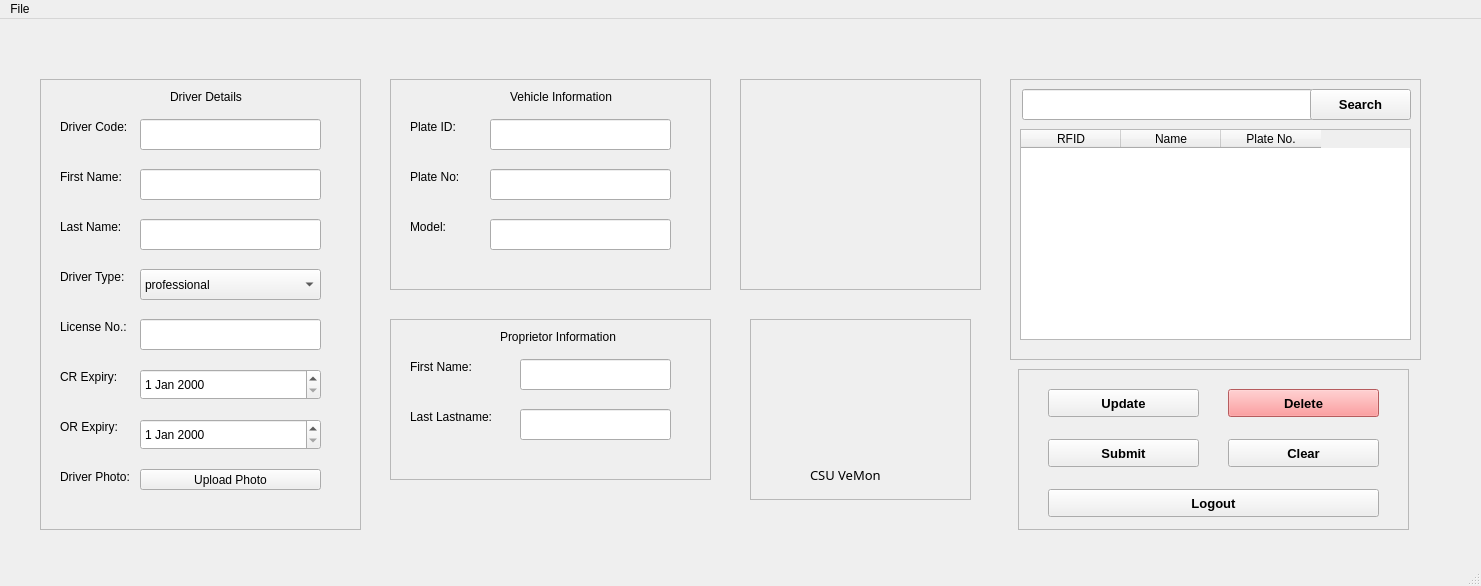
Qt form ui/AdminMain.ui (AlienWolfX/CSU-RFID-PYQT6) before a commit.
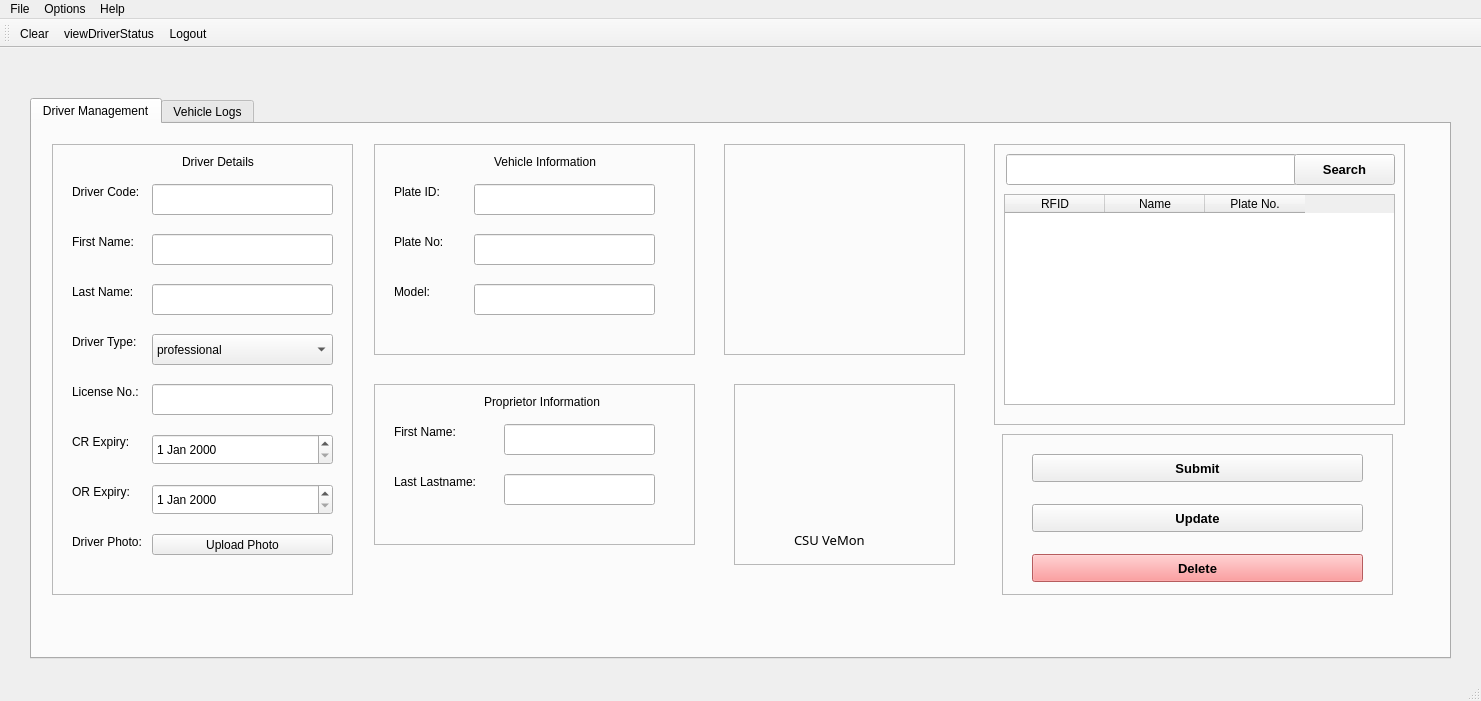
The same form after that commit. Icons and pictures are not drawn.

Commit message: ✨feature: add functionality for viewing and reactivating inactive drivers, including UI updates and database methods

```diff
--- a/ui/AdminMain.ui
+++ b/ui/AdminMain.ui
@@ -7,7 +7,7 @@
     <x>0</x>
     <y>0</y>
     <width>1481</width>
-    <height>586</height>
+    <height>701</height>
    </rect>
   </property>
   <property name="windowTitle">
@@ -18,15 +18,247 @@
     <normaloff>../images/csuLogo.png</normaloff>../images/csuLogo.png</iconset>
   </property>
   <widget class="QWidget" name="centralwidget">
+   <widget class="QTabWidget" name="adminTabWidget">
+    <property name="geometry">
+     <rect>
+      <x>30</x>
+      <y>50</y>
+      <width>1421</width>
+      <height>561</height>
+     </rect>
+    </property>
+    <property name="autoFillBackground">
+     <bool>false</bool>
+    </property>
+    <property name="currentIndex">
+     <number>0</number>
+    </property>
+    <widget class="QWidget" name="DriverMangement">
+     <attribute name="title">
+      <string>Driver Management</string>
+     </attribute>
+     <widget class="QFrame" name="functions">
+      <property name="geometry">
+       <rect>
+        <x>970</x>
+        <y>310</y>
+        <width>391</width>
+        <height>161</height>
+       </rect>
+      </property>
+      <property name="styleSheet">
+       <string notr="true"/>
+      </property>
+      <property name="frameShape">
+       <enum>QFrame::StyledPanel</enum>
+      </property>
+      <property name="frameShadow">
+       <enum>QFrame::Raised</enum>
+      </property>
+      <widget class="QPushButton" name="submitButton">
+       <property name="geometry">
+        <rect>
+         <x>30</x>
+         <y>20</y>
+         <width>331</width>
+         <height>28</height>
+        </rect>
+       </property>
+       <property name="font">
+        <font>
+         <pointsize>10</pointsize>
+         <weight>75</weight>
+         <bold>true</bold>
+        </font>
+       </property>
+       <property name="styleSheet">
+        <string notr="true"/>
+       </property>
+       <property name="text">
+        <string>Submit</string>
+       </property>
+       <property name="icon">
+        <iconset>
+         <normaloff>../images/submit.svg</normaloff>../images/submit.svg</iconset>
+       </property>
+      </widget>
+      <widget class="QPushButton" name="updateButton">
+       <property name="geometry">
+        <rect>
+         <x>30</x>
+         <y>70</y>
+         <width>331</width>
+         <height>28</height>
+        </rect>
+       </property>
+       <property name="font">
+        <font>
+         <pointsize>10</pointsize>
+         <weight>75</weight>
+         <bold>true</bold>
+        </font>
+       </property>
+       <property name="styleSheet">
+        <string notr="true"/>
+       </property>
+       <property name="text">
+        <string>Update</string>
+       </property>
+       <property name="icon">
+        <iconset>
+         <normaloff>../images/update.svg</normaloff>../images/update.svg</iconset>
+       </property>
+      </widget>
+      <widget class="QPushButton" name="deleteButton">
+       <property name="geometry">
+        <rect>
+         <x>30</x>
+         <y>120</y>
+         <width>331</width>
+         <height>28</height>
+        </rect>
+       </property>
+       <property name="font">
+        <font>
+         <pointsize>10</pointsize>
+         <weight>75</weight>
+         <bold>true</bold>
+        </font>
+       </property>
+       <property name="styleSheet">
+        <string notr="true">background-color: #ff8183;</string>
+       </property>
+       <property name="text">
+        <string>Delete</string>
+       </property>
+       <property name="icon">
+        <iconset>
+         <normaloff>../images/delete.svg</normaloff>../images/delete.svg</iconset>
+       </property>
+      </widget>
+     </widget>
+     <widget class="QFrame" name="frame">
+      <property name="geometry">
+       <rect>
+        <x>962</x>
+        <y>20</y>
+        <width>411</width>
+        <height>281</height>
+       </rect>
+      </property>
+      <property name="frameShape">
+       <enum>QFrame::StyledPanel</enum>
+      </property>
+      <property name="frameShadow">
+       <enum>QFrame::Raised</enum>
+      </property>
+      <widget class="QLineEdit" name="searchValue">
+       <property name="geometry">
+        <rect>
+         <x>12</x>
+         <y>10</y>
+         <width>291</width>
+         <height>31</height>
+        </rect>
+       </property>
+      </widget>
+      <widget class="QTableWidget" name="detailsTable">
+       <property name="geometry">
+        <rect>
+         <x>10</x>
+         <y>50</y>
+         <width>391</width>
+         <height>211</height>
+        </rect>
+       </property>
+       <property name="editTriggers">
+        <set>QAbstractItemView::NoEditTriggers</set>
+       </property>
+       <column>
+        <property name="text">
+         <string>RFID</string>
+        </property>
+       </column>
+       <column>
+        <property name="text">
+         <string>Name</string>
+        </property>
+       </column>
+       <column>
+        <property name="text">
+         <string>Plate No.</string>
+        </property>
+       </column>
+      </widget>
+      <widget class="QPushButton" name="searchButton">
+       <property name="geometry">
+        <rect>
+         <x>300</x>
+         <y>10</y>
+         <width>101</width>
+         <height>31</height>
+        </rect>
+       </property>
+       <property name="font">
+        <font>
+         <pointsize>10</pointsize>
+         <weight>75</weight>
+         <bold>true</bold>
+        </font>
+       </property>
+       <property name="styleSheet">
+        <string notr="true"/>
+       </property>
+       <property name="text">
+        <string>Search</string>
+       </property>
+       <property name="icon">
+        <iconset>
+         <normaloff>../images/search.svg</normaloff>../images/search.svg</iconset>
+       </property>
+      </widget>
+     </widget>
+     <widget class="QFrame" name="framePicture">
+      <property name="geometry">
+       <rect>
+        <x>692</x>
+        <y>20</y>
+        <width>241</width>
+        <height>211</height>
+       </rect>
+      </property>
+      <property name="frameShape">
+       <enum>QFrame::StyledPanel</enum>
+      </property>
+      <property name="frameShadow">
+       <enum>QFrame::Raised</enum>
+      </property>
+      <widget class="QLabel" name="userPhoto">
+       <property name="geometry">
+        <rect>
+         <x>20</x>
+         <y>20</y>
+         <width>201</width>
+         <height>171</height>
+        </rect>
+       </property>
+       <property name="text">
+        <string/>
+       </property>
+       <property name="scaledContents">
+        <bool>true</bool>
+       </property>
+      </widget>
+     </widget>
    <widget class="QFrame" name="frameInfo">
     <property name="enabled">
      <bool>true</bool>
     </property>
     <property name="geometry">
      <rect>
-      <x>40</x>
-      <y>60</y>
-      <width>321</width>
+        <x>20</x>
+        <y>20</y>
+        <width>301</width>
       <height>451</height>
      </rect>
     </property>
@@ -252,103 +484,14 @@
      </item>
     </widget>
    </widget>
-   <widget class="QFrame" name="framePicture">
-    <property name="geometry">
-     <rect>
-      <x>740</x>
-      <y>60</y>
-      <width>241</width>
-      <height>211</height>
-     </rect>
-    </property>
-    <property name="frameShape">
-     <enum>QFrame::StyledPanel</enum>
-    </property>
-    <property name="frameShadow">
-     <enum>QFrame::Raised</enum>
-    </property>
-    <widget class="QLabel" name="userPhoto">
-     <property name="geometry">
-      <rect>
-       <x>20</x>
-       <y>20</y>
-       <width>201</width>
-       <height>171</height>
-      </rect>
-     </property>
-     <property name="text">
-      <string/>
-     </property>
-     <property name="scaledContents">
-      <bool>true</bool>
-     </property>
-    </widget>
-   </widget>
-   <widget class="QFrame" name="frameCSU">
-    <property name="geometry">
-     <rect>
-      <x>750</x>
-      <y>300</y>
-      <width>221</width>
-      <height>181</height>
-     </rect>
-    </property>
-    <property name="frameShape">
-     <enum>QFrame::StyledPanel</enum>
-    </property>
-    <property name="frameShadow">
-     <enum>QFrame::Raised</enum>
-    </property>
-    <widget class="QLabel" name="csuLabel">
-     <property name="geometry">
-      <rect>
-       <x>60</x>
-       <y>140</y>
-       <width>101</width>
-       <height>31</height>
-      </rect>
-     </property>
-     <property name="font">
-      <font>
-       <family>MS Reference Sans Serif</family>
-       <pointsize>10</pointsize>
-      </font>
-     </property>
-     <property name="text">
-      <string>CSU VeMon</string>
-     </property>
-    </widget>
-    <widget class="QLabel" name="csuLogo">
-     <property name="geometry">
-      <rect>
-       <x>50</x>
-       <y>20</y>
-       <width>121</width>
-       <height>121</height>
-      </rect>
-     </property>
-     <property name="lineWidth">
-      <number>0</number>
-     </property>
-     <property name="text">
-      <string/>
-     </property>
-     <property name="pixmap">
-      <pixmap>../images/csuLogo.png</pixmap>
-     </property>
-     <property name="scaledContents">
-      <bool>true</bool>
-     </property>
-    </widget>
-   </widget>
    <widget class="QFrame" name="frameInfo_2">
     <property name="enabled">
      <bool>true</bool>
     </property>
     <property name="geometry">
      <rect>
-      <x>390</x>
-      <y>60</y>
+        <x>342</x>
+        <y>20</y>
       <width>321</width>
       <height>211</height>
      </rect>
@@ -442,14 +585,71 @@
      </property>
     </widget>
    </widget>
+     <widget class="QFrame" name="frameCSU">
+      <property name="geometry">
+       <rect>
+        <x>702</x>
+        <y>260</y>
+        <width>221</width>
+        <height>181</height>
+       </rect>
+      </property>
+      <property name="frameShape">
+       <enum>QFrame::StyledPanel</enum>
+      </property>
+      <property name="frameShadow">
+       <enum>QFrame::Raised</enum>
+      </property>
+      <widget class="QLabel" name="csuLabel">
+       <property name="geometry">
+        <rect>
+         <x>60</x>
+         <y>140</y>
+         <width>101</width>
+         <height>31</height>
+        </rect>
+       </property>
+       <property name="font">
+        <font>
+         <family>MS Reference Sans Serif</family>
+         <pointsize>10</pointsize>
+        </font>
+       </property>
+       <property name="text">
+        <string>CSU VeMon</string>
+       </property>
+      </widget>
+      <widget class="QLabel" name="csuLogo">
+       <property name="geometry">
+        <rect>
+         <x>50</x>
+         <y>20</y>
+         <width>121</width>
+         <height>121</height>
+        </rect>
+       </property>
+       <property name="lineWidth">
+        <number>0</number>
+       </property>
+       <property name="text">
+        <string/>
+       </property>
+       <property name="pixmap">
+        <pixmap>../images/csuLogo.png</pixmap>
+       </property>
+       <property name="scaledContents">
+        <bool>true</bool>
+       </property>
+      </widget>
+     </widget>
    <widget class="QFrame" name="frameInfo_3">
     <property name="enabled">
      <bool>true</bool>
     </property>
     <property name="geometry">
      <rect>
-      <x>390</x>
-      <y>300</y>
+        <x>342</x>
+        <y>260</y>
       <width>321</width>
       <height>161</height>
      </rect>
@@ -520,242 +720,18 @@
      </property>
     </widget>
    </widget>
-   <widget class="QFrame" name="functions">
-    <property name="geometry">
-     <rect>
-      <x>1018</x>
-      <y>350</y>
-      <width>391</width>
-      <height>161</height>
-     </rect>
-    </property>
-    <property name="styleSheet">
-     <string notr="true"/>
-    </property>
-    <property name="frameShape">
-     <enum>QFrame::StyledPanel</enum>
-    </property>
-    <property name="frameShadow">
-     <enum>QFrame::Raised</enum>
-    </property>
-    <widget class="QPushButton" name="submitButton">
-     <property name="geometry">
-      <rect>
-       <x>30</x>
-       <y>70</y>
-       <width>151</width>
-       <height>28</height>
-      </rect>
-     </property>
-     <property name="font">
-      <font>
-       <pointsize>10</pointsize>
-       <weight>75</weight>
-       <bold>true</bold>
-      </font>
-     </property>
-     <property name="styleSheet">
-      <string notr="true"/>
-     </property>
-     <property name="text">
-      <string>Submit</string>
-     </property>
-     <property name="icon">
-      <iconset>
-       <normaloff>../images/submit.svg</normaloff>../images/submit.svg</iconset>
-     </property>
+     <zorder>functions</zorder>
+     <zorder>frame</zorder>
+     <zorder>framePicture</zorder>
+     <zorder>frameInfo</zorder>
+     <zorder>frameCSU</zorder>
+     <zorder>frameInfo_3</zorder>
+     <zorder>frameInfo_2</zorder>
     </widget>
-    <widget class="QPushButton" name="updateButton">
-     <property name="geometry">
-      <rect>
-       <x>30</x>
-       <y>20</y>
-       <width>151</width>
-       <height>28</height>
-      </rect>
-     </property>
-     <property name="font">
-      <font>
-       <pointsize>10</pointsize>
-       <weight>75</weight>
-       <bold>true</bold>
-      </font>
-     </property>
-     <property name="styleSheet">
-      <string notr="true"/>
-     </property>
-     <property name="text">
-      <string>Update</string>
-     </property>
-     <property name="icon">
-      <iconset>
-       <normaloff>../images/update.svg</normaloff>../images/update.svg</iconset>
-     </property>
-    </widget>
-    <widget class="QPushButton" name="deleteButton">
-     <property name="geometry">
-      <rect>
-       <x>210</x>
-       <y>20</y>
-       <width>151</width>
-       <height>28</height>
-      </rect>
-     </property>
-     <property name="font">
-      <font>
-       <pointsize>10</pointsize>
-       <weight>75</weight>
-       <bold>true</bold>
-      </font>
-     </property>
-     <property name="styleSheet">
-      <string notr="true">background-color: #ff8183;</string>
-     </property>
-     <property name="text">
-      <string>Delete</string>
-     </property>
-     <property name="icon">
-      <iconset>
-       <normaloff>../images/delete.svg</normaloff>../images/delete.svg</iconset>
-     </property>
-    </widget>
-    <widget class="QPushButton" name="buttonLogout">
-     <property name="geometry">
-      <rect>
-       <x>30</x>
-       <y>120</y>
-       <width>331</width>
-       <height>28</height>
-      </rect>
-     </property>
-     <property name="font">
-      <font>
-       <pointsize>10</pointsize>
-       <weight>75</weight>
-       <bold>true</bold>
-      </font>
-     </property>
-     <property name="autoFillBackground">
-      <bool>false</bool>
-     </property>
-     <property name="styleSheet">
-      <string notr="true"/>
-     </property>
-     <property name="text">
-      <string>Logout</string>
-     </property>
-     <property name="icon">
-      <iconset>
-       <normaloff>../images/logoutIcon.png</normaloff>../images/logoutIcon.png</iconset>
-     </property>
-    </widget>
-    <widget class="QPushButton" name="clearButton">
-     <property name="geometry">
-      <rect>
-       <x>210</x>
-       <y>70</y>
-       <width>151</width>
-       <height>28</height>
-      </rect>
-     </property>
-     <property name="font">
-      <font>
-       <pointsize>10</pointsize>
-       <weight>75</weight>
-       <bold>true</bold>
-      </font>
-     </property>
-     <property name="styleSheet">
-      <string notr="true"/>
-     </property>
-     <property name="text">
-      <string>Clear</string>
-     </property>
-     <property name="icon">
-      <iconset>
-       <normaloff>../images/clear.svg</normaloff>../images/clear.svg</iconset>
-     </property>
-    </widget>
-   </widget>
-   <widget class="QFrame" name="frame">
-    <property name="geometry">
-     <rect>
-      <x>1010</x>
-      <y>60</y>
-      <width>411</width>
-      <height>281</height>
-     </rect>
-    </property>
-    <property name="frameShape">
-     <enum>QFrame::StyledPanel</enum>
-    </property>
-    <property name="frameShadow">
-     <enum>QFrame::Raised</enum>
-    </property>
-    <widget class="QLineEdit" name="searchValue">
-     <property name="geometry">
-      <rect>
-       <x>12</x>
-       <y>10</y>
-       <width>291</width>
-       <height>31</height>
-      </rect>
-     </property>
-    </widget>
-    <widget class="QTableWidget" name="detailsTable">
-     <property name="geometry">
-      <rect>
-       <x>10</x>
-       <y>50</y>
-       <width>391</width>
-       <height>211</height>
-      </rect>
-     </property>
-     <property name="editTriggers">
-      <set>QAbstractItemView::NoEditTriggers</set>
-     </property>
-     <column>
-      <property name="text">
-       <string>RFID</string>
-      </property>
-     </column>
-     <column>
-      <property name="text">
-       <string>Name</string>
-      </property>
-     </column>
-     <column>
-      <property name="text">
-       <string>Plate No.</string>
-      </property>
-     </column>
-    </widget>
-    <widget class="QPushButton" name="searchButton">
-     <property name="geometry">
-      <rect>
-       <x>300</x>
-       <y>10</y>
-       <width>101</width>
-       <height>31</height>
-      </rect>
-     </property>
-     <property name="font">
-      <font>
-       <pointsize>10</pointsize>
-       <weight>75</weight>
-       <bold>true</bold>
-      </font>
-     </property>
-     <property name="styleSheet">
-      <string notr="true"/>
-     </property>
-     <property name="text">
-      <string>Search</string>
-     </property>
-     <property name="icon">
-      <iconset>
-       <normaloff>../images/search.svg</normaloff>../images/search.svg</iconset>
-     </property>
+    <widget class="QWidget" name="tab_2">
+     <attribute name="title">
+      <string>Vehicle Logs</string>
+     </attribute>
     </widget>
    </widget>
   </widget>
@@ -783,9 +759,37 @@
     <addaction name="separator"/>
     <addaction name="actionExit"/>
    </widget>
+   <widget class="QMenu" name="menuOptions">
+    <property name="title">
+     <string>Options</string>
+    </property>
+    <addaction name="actionToolbar"/>
+   </widget>
+   <widget class="QMenu" name="menuAbout">
+    <property name="title">
+     <string>Help</string>
+    </property>
+    <addaction name="actionAbout"/>
+   </widget>
    <addaction name="menuFile"/>
+   <addaction name="menuOptions"/>
+   <addaction name="menuAbout"/>
   </widget>
   <widget class="QStatusBar" name="statusbar"/>
+  <widget class="QToolBar" name="toolBar">
+   <property name="windowTitle">
+    <string>toolBar</string>
+   </property>
+   <attribute name="toolBarArea">
+    <enum>TopToolBarArea</enum>
+   </attribute>
+   <attribute name="toolBarBreak">
+    <bool>false</bool>
+   </attribute>
+   <addaction name="actionClear"/>
+   <addaction name="actionviewDriverStatus"/>
+   <addaction name="actionLogout"/>
+  </widget>
   <action name="actionCSV">
    <property name="text">
     <string>.csv</string>
@@ -811,6 +815,60 @@
     <string>.txt</string>
    </property>
   </action>
+  <action name="actionClear">
+   <property name="icon">
+    <iconset>
+     <normaloff>../../../../../Downloads/Compressed/fugue-icons-3.5.6-src/icons/broom.png</normaloff>../../../../../Downloads/Compressed/fugue-icons-3.5.6-src/icons/broom.png</iconset>
+   </property>
+   <property name="text">
+    <string>Clear</string>
+   </property>
+   <property name="toolTip">
+    <string>Clear form fields</string>
+   </property>
+   <property name="whatsThis">
+    <string/>
+   </property>
+  </action>
+  <action name="actionviewDriverStatus">
+   <property name="icon">
+    <iconset>
+     <normaloff>../../../../../Downloads/Compressed/fugue-icons-3.5.6-src/icons/eye.png</normaloff>../../../../../Downloads/Compressed/fugue-icons-3.5.6-src/icons/eye.png</iconset>
+   </property>
+   <property name="text">
+    <string>viewDriverStatus</string>
+   </property>
+   <property name="toolTip">
+    <string>View inactive drivers</string>
+   </property>
+  </action>
+  <action name="actionLogout">
+   <property name="icon">
+    <iconset>
+     <normaloff>../../../../../Downloads/Compressed/fugue-icons-3.5.6-src/icons/door-open-out.png</normaloff>../../../../../Downloads/Compressed/fugue-icons-3.5.6-src/icons/door-open-out.png</iconset>
+   </property>
+   <property name="text">
+    <string>Logout</string>
+   </property>
+  </action>
+  <action name="actionToolbar">
+   <property name="icon">
+    <iconset>
+     <normaloff>../../../../../Downloads/Compressed/fugue-icons-3.5.6-src/icons/ui-toolbar.png</normaloff>../../../../../Downloads/Compressed/fugue-icons-3.5.6-src/icons/ui-toolbar.png</iconset>
+   </property>
+   <property name="text">
+    <string>Toolbar</string>
+   </property>
+  </action>
+  <action name="actionAbout">
+   <property name="icon">
+    <iconset>
+     <normaloff>../../../../../Downloads/Compressed/fugue-icons-3.5.6-src/icons/question-button.png</normaloff>../../../../../Downloads/Compressed/fugue-icons-3.5.6-src/icons/question-button.png</iconset>
+   </property>
+   <property name="text">
+    <string>About</string>
+   </property>
+  </action>
  </widget>
  <resources/>
  <connections/>
```
Left out of the diff: 26 changed lines with no effect on the pictures. Lines whose indentation alone changed are shown as unchanged. The commit also changes 5 other files.
